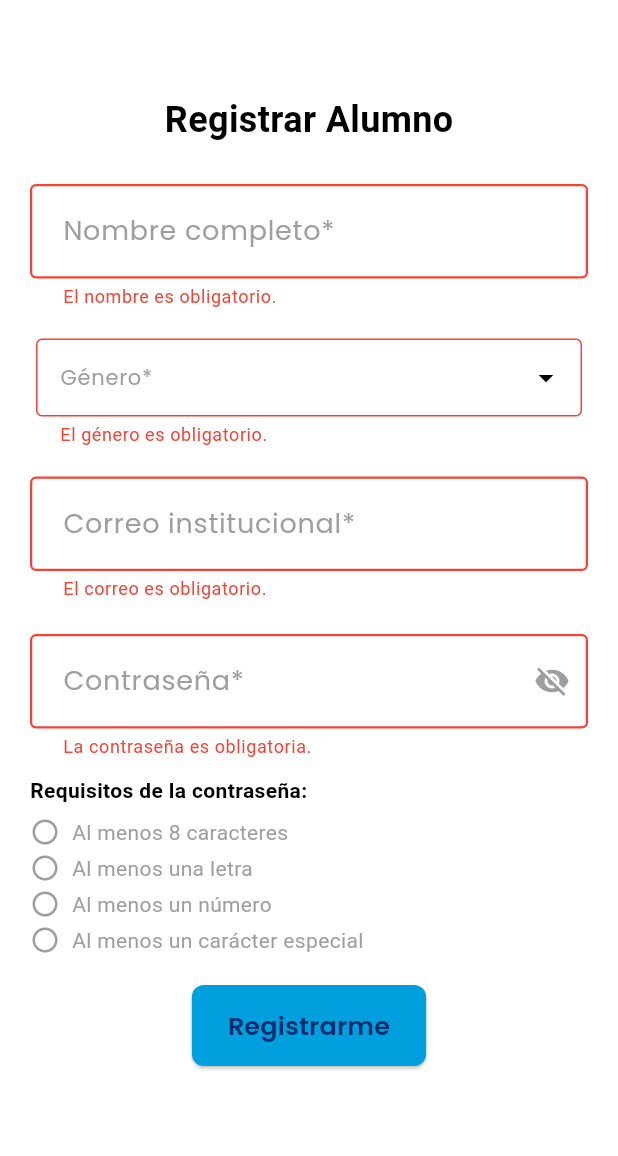
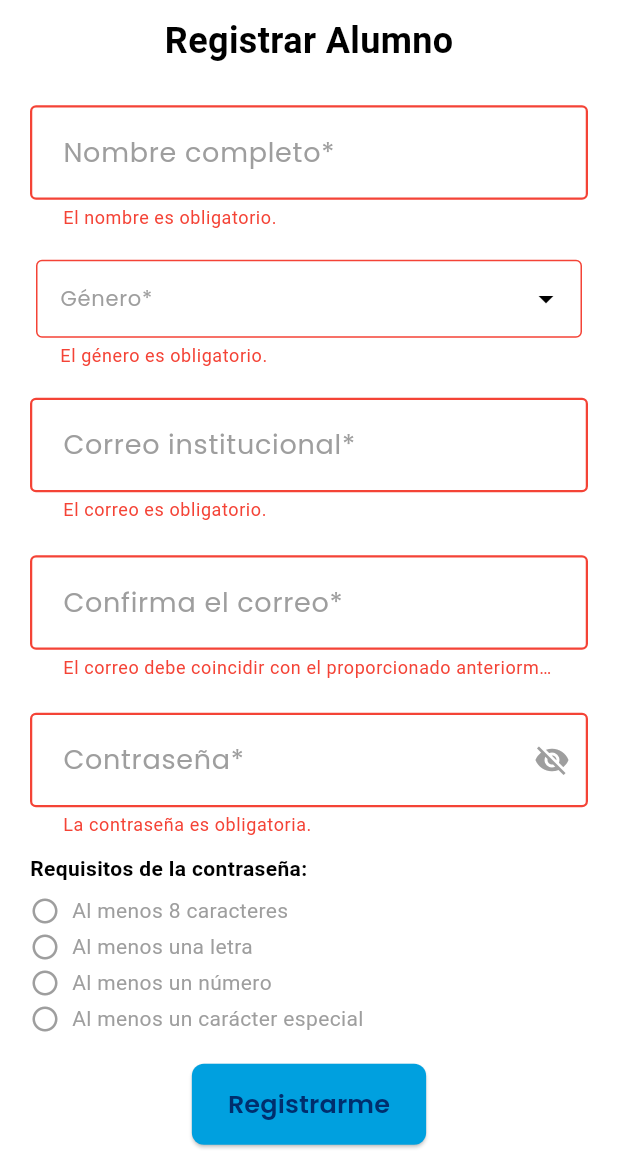
Before and after one commit to danyrs14/Vinculed_app_1, a Flutter app: the RegisterStudentPage screen opened directly with empty values, after a tap on "Registrarme", on a phone screen of 412 x 824 dp, the part 80-1236 px from its top. Run offline on Flutter 3.47's test engine with Material 3 defaults, Android fonts, the phone set to English and light mode, and no system bars; our stand-ins replace file_picker, firebase_auth, firebase_core, firebase_storage, flutter_markdown, go_router and 5 more; missing offline and left inert: mobile_scanner, zxing2; accounts and stored records are empty; network calls fail; Roboto replaces fonts that are missing (Montserrat).

Commit message:
doble campo para correo institucional en registro alumno

```diff
--- a/lib/src/ui/pages/candidato/registrar_alumno.dart
+++ b/lib/src/ui/pages/candidato/registrar_alumno.dart
@@ -24,6 +24,7 @@ class _RegisterStudentPageState extends State<RegisterStudentPage> {
   final TextEditingController _genderController = TextEditingController();
   final TextEditingController _emailController = TextEditingController();
   final TextEditingController _passwordController = TextEditingController();
+  final TextEditingController _confirmEmailController = TextEditingController();
 
   bool _loading = false;
 
@@ -147,6 +148,16 @@ class _RegisterStudentPageState extends State<RegisterStudentPage> {
   }
 
   @override
+  void dispose() {
+    _nameController.dispose();
+    _genderController.dispose();
+    _emailController.dispose();
+    _confirmEmailController.dispose();
+    _passwordController.dispose();
+    super.dispose();
+  }
+
+  @override
   Widget build(BuildContext context) {
     final theme = ThemeController.instance;
     return Scaffold(
@@ -235,6 +246,24 @@ class _RegisterStudentPageState extends State<RegisterStudentPage> {
                                           return null;
                                         },
                                       ),
+                                      const SizedBox(height: 10),
+                                      StyledTextFormField(
+                                        isRequired: true,
+                                        controller: _confirmEmailController,
+                                        title: "Confirma el correo",
+                                        keyboardType: TextInputType.emailAddress,
+                                        validator: (value) {
+                                          if (value == null || value.isEmpty ||
+                                          !identical(value.trim(), _emailController.text.trim())) {
+                                            return 'El correo debe coincidir con el proporcionado anteriormente.';
+                                          }
+                                          final emailRegex = RegExp(r'^[^@]+@alumno.ipn.mx$');
+                                          if (!emailRegex.hasMatch(value)) {
+                                            return 'Ingrese un correo válido.';
+                                          }
+                                          return null;
+                                        },
+                                      ),
                                       SizedBox(height: 10),
                                       StyledTextFormField(
                                         isRequired: true,
```
Also changed, not shown: lib/src/ui/web_app/signin.dart (+20 -0 lines).
